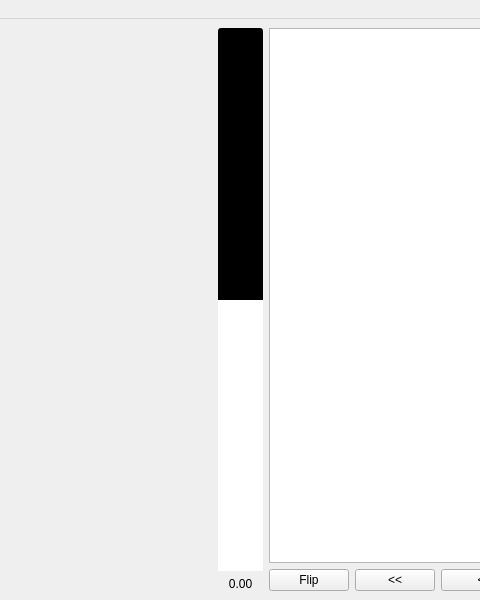
Old version of the form chessgui.ui in the repository xnscdev/chessgui; both pictures show x 98 to 578 and y 0 to 600 of the 800 by 600 pixel window.
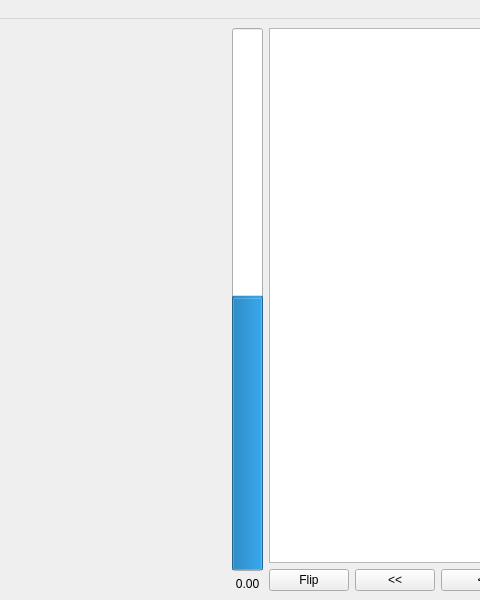
New version of the form. Custom widgets are drawn as their Qt base class.

Commit message:
Fixed eval bar background color
Rounded eval bar corners

Patch:
```diff
--- a/chessgui.ui
+++ b/chessgui.ui
@@ -20,7 +20,7 @@
    <string>Chess GUI</string>
   </property>
   <widget class="QWidget" name="centralwidget">
-   <layout class="QHBoxLayout" name="horizontalLayout" stretch="20,3,8">
+   <layout class="QHBoxLayout" name="horizontalLayout" stretch="10,1,4">
     <item>
      <layout class="QVBoxLayout" name="verticalLayout" stretch="1,20,1">
       <item>
@@ -123,15 +123,6 @@
           <verstretch>0</verstretch>
          </sizepolicy>
         </property>
-        <property name="styleSheet">
-         <string notr="true">QProgressBar {
-background: black;
-}
-
-QProgressBar::chunk {
-background: white;
-}</string>
-        </property>
         <property name="minimum">
          <number>-1000</number>
         </property>
```
Left out of the diff: 2 changed lines with no effect on the pictures. The commit also changes 3 other files.
